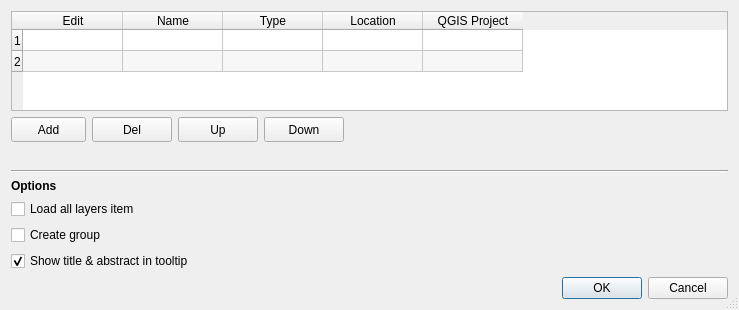
First picture: the form in menu_from_project/ui/conf_dialog.ui, repository xcaeag/MenuFromProject-Qgis-Plugin, before the edit.
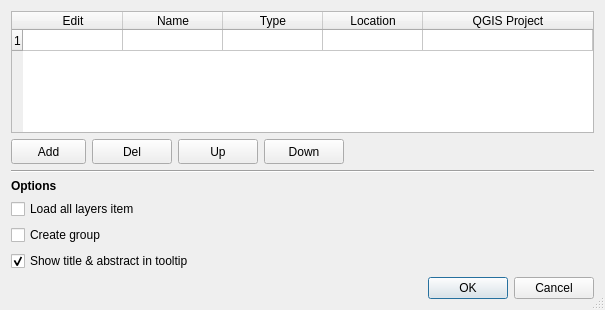
Second picture: the form after the edit. Icons and pictures are not drawn.

Commit message: Improve table resizing

```diff
--- a/menu_from_project/ui/conf_dialog.ui
+++ b/menu_from_project/ui/conf_dialog.ui
@@ -9,7 +9,7 @@
    <rect>
     <x>0</x>
     <y>0</y>
-    <width>739</width>
+    <width>605</width>
     <height>310</height>
    </rect>
   </property>
@@ -47,8 +47,17 @@
   <layout class="QVBoxLayout" name="verticalLayout_2">
    <item>
     <layout class="QVBoxLayout" name="verticalLayout">
+     <property name="sizeConstraint">
+      <enum>QLayout::SetDefaultConstraint</enum>
+     </property>
      <item>
       <widget class="QTableWidget" name="tableWidget">
+       <property name="sizePolicy">
+        <sizepolicy hsizetype="Expanding" vsizetype="Expanding">
+         <horstretch>0</horstretch>
+         <verstretch>0</verstretch>
+        </sizepolicy>
+       </property>
        <property name="minimumSize">
         <size>
          <width>0</width>
@@ -59,7 +68,7 @@
         <bool>true</bool>
        </property>
        <property name="sizeAdjustPolicy">
-        <enum>QAbstractScrollArea::AdjustToContentsOnFirstShow</enum>
+        <enum>QAbstractScrollArea::AdjustToContents</enum>
        </property>
        <property name="dragEnabled">
         <bool>false</bool>
@@ -86,7 +95,7 @@
         <bool>false</bool>
        </property>
        <property name="rowCount">
-        <number>2</number>
+        <number>1</number>
        </property>
        <property name="columnCount">
         <number>5</number>
@@ -98,7 +107,7 @@
         <bool>true</bool>
        </attribute>
        <attribute name="horizontalHeaderStretchLastSection">
-        <bool>false</bool>
+        <bool>true</bool>
        </attribute>
        <attribute name="verticalHeaderVisible">
         <bool>true</bool>
@@ -110,7 +119,6 @@
         <bool>false</bool>
        </attribute>
        <row/>
-       <row/>
        <column>
         <property name="text">
          <string>Edit</string>
@@ -251,19 +259,6 @@
      </item>
     </layout>
    </item>
-   <item>
-    <spacer name="verticalSpacer">
-     <property name="orientation">
-      <enum>Qt::Vertical</enum>
-     </property>
-     <property name="sizeHint" stdset="0">
-      <size>
-       <width>20</width>
-       <height>40</height>
-      </size>
-     </property>
-    </spacer>
-   </item>
    <item>
     <widget class="Line" name="line">
      <property name="orientation">
```
Left out of the diff: 3 changed lines with no effect on the pictures.
